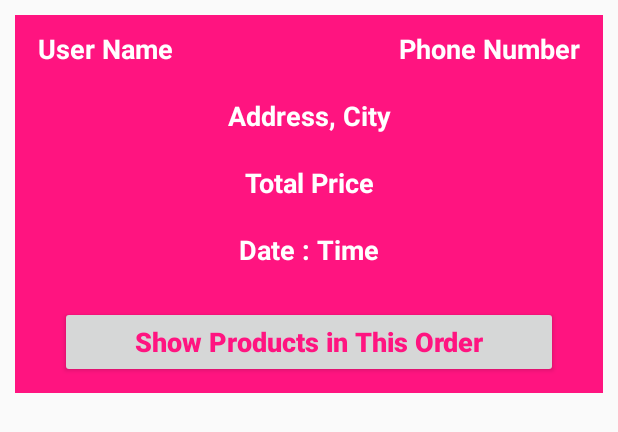
After one commit to woupyie/Thrifty, an Android app: the layout orders_layout.xml on its own in the app's theme, with its tools: preview values and no code run, on a phone screen of 412 x 824 dp. The commit adds this screen. Shown: the top 432 px of the screen. Run offline under Robolectric (Android 15) with nearby library versions, the phone set to English and light mode, and no system bars.

Commit message:
Allow admin to check new orders on admin new orders activity

```diff
--- a/app/src/main/res/layout/activity_admin_category.xml
+++ b/app/src/main/res/layout/activity_admin_category.xml
@@ -19,6 +19,7 @@
         android:textSize="26sp"
         android:textStyle="bold"
         android:textColor="@color/colorPrimaryDark"
+
         />
 
     <LinearLayout
--- /dev/null
+++ b/app/src/main/res/layout/orders_layout.xml
@@ -0,0 +1,91 @@
+<?xml version="1.0" encoding="utf-8"?>
+<RelativeLayout
+    xmlns:android="http://schemas.android.com/apk/res/android"
+    android:layout_width="match_parent"
+    android:layout_height="wrap_content">
+
+    <RelativeLayout
+        android:layout_width="match_parent"
+        android:layout_height="wrap_content"
+        android:background="@color/colorPrimaryDark"
+        android:padding="10dp"
+        android:layout_margin="10dp">
+
+        <TextView
+            android:id="@+id/order_user_name"
+
+            android:layout_width="match_parent"
+            android:layout_height="wrap_content"
+            android:text="User Name"
+            android:textColor="@android:color/white"
+            android:textSize="18dp"
+            android:layout_marginLeft="5dp"
+            android:layout_marginBottom="10dp"
+            android:textStyle="bold"/>
+
+        <TextView
+            android:id="@+id/order_phone_number"
+            android:layout_width="160dp"
+            android:layout_height="wrap_content"
+            android:text="Phone Number"
+            android:textColor="@android:color/white"
+            android:textSize="18dp"
+            android:layout_marginRight="5dp"
+            android:layout_alignParentEnd="true"
+            android:textStyle="bold"
+            android:textAlignment="viewEnd"/>
+
+        <TextView
+            android:id="@+id/order_address_city"
+            android:layout_width="match_parent"
+            android:layout_height="wrap_content"
+            android:text="Address, City"
+            android:textColor="@android:color/white"
+            android:textSize="18dp"
+            android:layout_marginTop="10dp"
+            android:textStyle="bold"
+            android:layout_below="@id/order_user_name"
+            android:gravity="center"/>
+
+        <TextView
+            android:id="@+id/order_total_price"
+            android:layout_width="match_parent"
+            android:layout_height="wrap_content"
+            android:text="Total Price"
+            android:textColor="@android:color/white"
+            android:textSize="18dp"
+            android:layout_marginTop="20dp"
+            android:textStyle="bold"
+            android:layout_below="@id/order_address_city"
+            android:gravity="center"/>
+
+        <TextView
+            android:id="@+id/order_date_time"
+            android:layout_width="match_parent"
+            android:layout_height="wrap_content"
+            android:text="Date : Time"
+            android:textColor="@android:color/white"
+            android:textSize="18dp"
+            android:layout_marginTop="20dp"
+            android:textStyle="bold"
+            android:layout_below="@id/order_total_price"
+            android:gravity="center"/>
+
+        <Button
+            android:id="@+id/show_all_products_btn"
+            android:layout_width="match_parent"
+            android:layout_height="wrap_content"
+            android:layout_marginRight="20dp"
+            android:layout_marginLeft="20dp"
+            android:layout_marginTop="25dp"
+            android:layout_below="@id/order_date_time"
+            android:text="Show Products in This Order"
+            android:textSize="18dp"
+            android:textStyle="bold"
+            android:textAllCaps="false"
+            android:textColor="@color/colorPrimaryDark"/>
+
+
+    </RelativeLayout>
+
+</RelativeLayout>
```
Also changed, not shown: app/src/main/java/com/woupyie/thrifty/AdminNewOrdersActivity.java (+74 -0 lines), app/src/main/java/com/woupyie/thrifty/Model/AdminOrders.java (added, +85 -0 lines), app/src/main/res/layout/activity_admin_new_orders.xml (+30 -2 lines).
